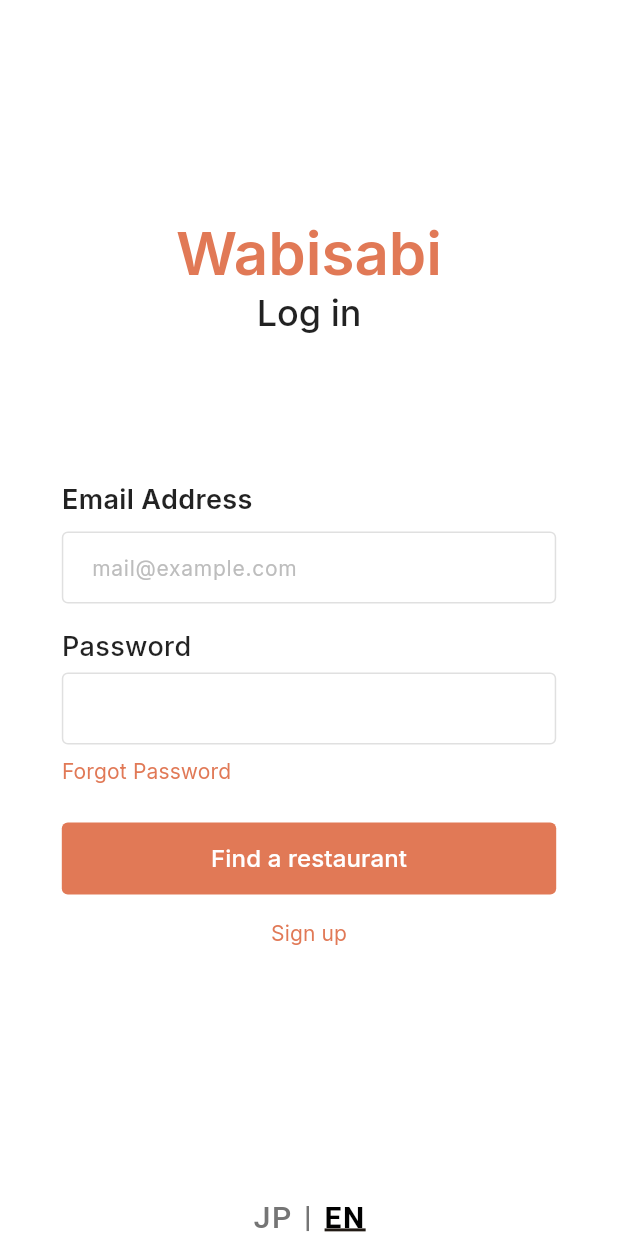
After one commit to NicolasKojima/restaurant_app, a Flutter app: the screen it shows after launch, after a tap on "Login Page", on a phone screen of 412 x 824 dp. The commit adds this screen. Run offline on Flutter 3.47's test engine with Material 3 defaults, Android fonts, the phone set to English and light mode, and no system bars; our stand-ins replace flutter_card_swiper, flutter_dotenv, google_fonts; network calls fail; Roboto replaces fonts that are missing (Noto Sans JP).

Commit message:
added the login page as per figma desing

```diff
--- a/lib/main.dart
+++ b/lib/main.dart
@@ -5,6 +5,10 @@ import 'package:provider/provider.dart';
 import 'package:flutter_dotenv/flutter_dotenv.dart';
 
 import 'screens/menu_page.dart';
+import 'screens/login_page.dart';
+import 'screens/swipe_page.dart';
+import 'screens/liked_page.dart';
+import 'screens/settings_page.dart';
 import 'providers/locale_provider.dart';
 import 'providers/likes_provider.dart';
 
@@ -43,7 +47,15 @@ class RestaurantSwipeApp extends StatelessWidget {
         GlobalWidgetsLocalizations.delegate,
         GlobalCupertinoLocalizations.delegate,
       ],
+      // Temporarily set to MenuPage for development - change back to LoginPage() when done
       home: const MenuPage(),
+      routes: {
+        '/login': (context) => const LoginPage(),
+        '/menu': (context) => const MenuPage(),
+        '/swipe': (context) => const RestaurantSwipePage(),
+        '/liked': (context) => const LikedPage(),
+        '/settings': (context) => SettingsPage(),
+      },
       theme: ThemeData(useMaterial3: true, colorSchemeSeed: Colors.orange),
     );
   }
--- /dev/null
+++ b/lib/screens/login_page.dart
@@ -0,0 +1,345 @@
+import 'package:flutter/material.dart';
+import 'package:google_fonts/google_fonts.dart';
+import 'package:provider/provider.dart';
+import '../providers/locale_provider.dart';
+import 'menu_page.dart';
+
+class LoginPage extends StatefulWidget {
+  const LoginPage({Key? key}) : super(key: key);
+
+  @override
+  State<LoginPage> createState() => _LoginPageState();
+}
+
+class _LoginPageState extends State<LoginPage> {
+  final _emailController = TextEditingController();
+  final _passwordController = TextEditingController();
+  final _formKey = GlobalKey<FormState>();
+
+  @override
+  void dispose() {
+    _emailController.dispose();
+    _passwordController.dispose();
+    super.dispose();
+  }
+
+  // Orange-brown color matching the design (#D9572CCC with alpha)
+  static const Color _accentColor = Color(0xCCD9572C); // Orange-brown with alpha
+
+  @override
+  Widget build(BuildContext context) {
+    final size = MediaQuery.of(context).size;
+    final locale = Localizations.localeOf(context);
+    final localeProvider = Provider.of<LocaleProvider>(context);
+    final isEnglish = locale.languageCode == 'en';
+
+    return Scaffold(
+      backgroundColor: Colors.white, // Full page white background
+      body: SafeArea(
+        child: LayoutBuilder(
+          builder: (context, constraints) {
+            return SingleChildScrollView(
+              padding: EdgeInsets.symmetric(
+                horizontal: size.width * 0.1,
+              ),
+              child: ConstrainedBox(
+                constraints: BoxConstraints(
+                  minHeight: constraints.maxHeight,
+                ),
+                child: Form(
+                  key: _formKey,
+                  child: Column(
+                    mainAxisSize: MainAxisSize.min,
+                    crossAxisAlignment: CrossAxisAlignment.center,
+                    children: [
+                      SizedBox(height: size.height * 0.18), // 1. Increased space above Wabisabi
+                      // Wabisabi title
+                      Text(
+                        'Wabisabi',
+                        style: GoogleFonts.inter(
+                          fontSize: 40,
+                          fontWeight: FontWeight.w600,
+                          fontStyle: FontStyle.normal,
+                          color: _accentColor,
+                          height: 1.0,
+                          letterSpacing: 0,
+                        ),
+                        textAlign: TextAlign.center,
+                      ),
+                      const SizedBox(height: 8), // 2. Decreased space between Wabisabi and Log in
+                      // Log in subtitle
+                      Text(
+                        'Log in',
+                        style: GoogleFonts.inter(
+                          fontSize: 24,
+                          fontWeight: FontWeight.w500,
+                          color: Colors.black87,
+                          height: 1.0,
+                          letterSpacing: 0,
+                        ),
+                        textAlign: TextAlign.center,
+                      ),
+                      const SizedBox(height: 100), // Increased space after Log in text
+                      // Email Address input
+                      Align(
+                        alignment: Alignment.centerLeft,
+                        child: Text(
+                          'Email Address',
+                          style: GoogleFonts.inter(
+                            fontSize: 18,
+                            fontWeight: FontWeight.w600,
+                            color: Colors.black87,
+                          ),
+                        ),
+                      ),
+                      const SizedBox(height: 8),
+                      TextFormField(
+                        controller: _emailController,
+                        keyboardType: TextInputType.emailAddress,
+                        decoration: InputDecoration(
+                          hintText: 'mail@example.com',
+                          hintStyle: GoogleFonts.inter(
+                            color: Colors.grey.shade400,
+                            fontSize: 14,
+                          ),
+                          filled: true,
+                          fillColor: Colors.white,
+                          border: OutlineInputBorder(
+                            borderRadius: BorderRadius.circular(4),
+                            borderSide: BorderSide(
+                              color: Colors.grey.shade300,
+                            ),
+                          ),
+                          enabledBorder: OutlineInputBorder(
+                            borderRadius: BorderRadius.circular(4),
+                            borderSide: BorderSide(
+                              color: Colors.grey.shade300,
+                            ),
+                          ),
+                          focusedBorder: OutlineInputBorder(
+                            borderRadius: BorderRadius.circular(4),
+                            borderSide: BorderSide(
+                              color: _accentColor,
+                              width: 2,
+                            ),
+                          ),
+                          contentPadding: const EdgeInsets.symmetric(
+                            horizontal: 16,
+                            vertical: 12,
+                          ),
+                        ),
+                        validator: (value) {
+                          if (value == null || value.isEmpty) {
+                            return 'Please enter your email';
+                          }
+                          if (!value.contains('@')) {
+                            return 'Please enter a valid email';
+                          }
+                          return null;
+                        },
+                      ),
+                      const SizedBox(height: 16), // 6. Decreased space between Email input and Password label
+                      // Password input
+                      Align(
+                        alignment: Alignment.centerLeft,
+                        child: Text(
+                          'Password',
+                          style: GoogleFonts.inter(
+                            fontSize: 18,
+                            fontWeight: FontWeight.w500,
+                            color: Colors.black87,
+                          ),
+                        ),
+                      ),
+                      const SizedBox(height: 4), // 7. Decreased space between Password label and input
+                      TextFormField(
+                        controller: _passwordController,
+                        obscureText: true,
+                        decoration: InputDecoration(
+                          filled: true,
+                          fillColor: Colors.white,
+                          border: OutlineInputBorder(
+                            borderRadius: BorderRadius.circular(4),
+                            borderSide: BorderSide(
+                              color: Colors.grey.shade300,
+                            ),
+                          ),
+                          enabledBorder: OutlineInputBorder(
+                            borderRadius: BorderRadius.circular(4),
+                            borderSide: BorderSide(
+                              color: Colors.grey.shade300,
+                            ),
+                          ),
+                          focusedBorder: OutlineInputBorder(
+                            borderRadius: BorderRadius.circular(4),
+                            borderSide: BorderSide(
+                              color: _accentColor,
+                              width: 2,
+                            ),
+                          ),
+                          contentPadding: const EdgeInsets.symmetric(
+                            horizontal: 16,
+                            vertical: 12,
+                          ),
+                        ),
+                        validator: (value) {
+                          if (value == null || value.isEmpty) {
+                            return 'Please enter your password';
+                          }
+                          return null;
+                        },
+                      ),
+                      const SizedBox(height: 8), // 8. Decreased space between Password input and Forgot Password
+                      // Forgot Password link
+                      Align(
+                        alignment: Alignment.centerLeft,
+                        child: TextButton(
+                          onPressed: () {
+                            // TODO: Implement forgot password functionality
+                          },
+                          style: TextButton.styleFrom(
+                            padding: EdgeInsets.zero,
+                            minimumSize: Size.zero,
+                            tapTargetSize: MaterialTapTargetSize.shrinkWrap,
+                          ),
+                          child: Text(
+                            'Forgot Password',
+                            style: GoogleFonts.inter(
+                              fontSize: 14,
+                              fontWeight: FontWeight.w400,
+                              color: _accentColor,
+                            ),
+                          ),
+                        ),
+                      ),
+                      const SizedBox(height: 24),
+                      // Find a restaurant button
+                      SizedBox(
+                        width: double.infinity,
+                        height: 48,
+                        child: ElevatedButton(
+                          onPressed: () {
+                            if (_formKey.currentState!.validate()) {
+                              // TODO: Implement login functionality
+                              Navigator.pushReplacement(
+                                context,
+                                MaterialPageRoute(builder: (_) => const MenuPage()),
+                              );
+                            }
+                          },
+                          style: ElevatedButton.styleFrom(
+                            backgroundColor: _accentColor,
+                            shape: RoundedRectangleBorder(
+                              borderRadius: BorderRadius.circular(4),
+                            ),
+                            elevation: 0,
+                          ),
+                          child: Text(
+                            'Find a restaurant',
+                            style: GoogleFonts.inter(
+                              fontSize: 16,
+                              fontWeight: FontWeight.w500,
+                              color: Colors.white,
+                            ),
+                          ),
+                        ),
+                      ),
+                      const SizedBox(height: 16),
+                      // Sign up link
+                      TextButton(
+                        onPressed: () {
+                          // TODO: Implement sign up navigation
+                        },
+                        style: TextButton.styleFrom(
+                          padding: EdgeInsets.zero,
+                          minimumSize: Size.zero,
+                          tapTargetSize: MaterialTapTargetSize.shrinkWrap,
+                        ),
+                        child: Text(
+                          'Sign up',
+                          style: GoogleFonts.inter(
+                            fontSize: 14,
+                            fontWeight: FontWeight.w400,
+                            color: _accentColor,
+                          ),
+                        ),
+                      ),
+                      SizedBox(height: size.height * 0.2), // 9. Push language selector to very bottom
+                      // Language selector at bottom: JP | EN
+                      Row(
+                        mainAxisAlignment: MainAxisAlignment.center,
+                        children: [
+                          GestureDetector(
+                            onTap: () {
+                              localeProvider.setLocale(const Locale('ja'));
+                            },
+                            child: Text(
+                              'JP',
+                              style: TextStyle(
+                                fontFamily: 'Noto Sans JP',
+                                fontSize: 20,
+                                fontWeight: !isEnglish
+                                    ? FontWeight.bold
+                                    : FontWeight.w500,
+                                fontStyle: FontStyle.normal,
+                                height: 1.0, // 100% line-height
+                                letterSpacing: 1.0, // 5% of 20px = 1.0
+                                color: !isEnglish ? Colors.black : Colors.grey.shade600,
+                                decoration: !isEnglish
+                                    ? TextDecoration.underline
+                                    : TextDecoration.none,
+                                decorationThickness: 2.0,
+                              ),
+                              textAlign: TextAlign.center,
+                            ),
+                          ),
+                          Padding(
+                            padding: const EdgeInsets.symmetric(horizontal: 8),
+                            child: Text(
+                              '|',
+                              style: TextStyle(
+                                fontFamily: 'Noto Sans JP',
+                                fontSize: 20,
+                                fontWeight: FontWeight.w500,
+                                color: Colors.grey.shade600,
+                              ),
+                            ),
+                          ),
+                          GestureDetector(
+                            onTap: () {
+                              localeProvider.setLocale(const Locale('en'));
+                            },
+                            child: Text(
+                              'EN',
+                              style: TextStyle(
+                                fontFamily: 'Noto Sans JP',
+                                fontSize: 20,
+                                fontWeight: isEnglish
+                                    ? FontWeight.bold
+                                    : FontWeight.w500,
+                                fontStyle: FontStyle.normal,
+                                height: 1.0, // 100% line-height
+                                letterSpacing: 1.0, // 5% of 20px = 1.0
+                                color: isEnglish ? Colors.black : Colors.grey.shade600,
+                                decoration: isEnglish
+                                    ? TextDecoration.underline
+                                    : TextDecoration.none,
+                                decorationThickness: 2.0,
+                              ),
+                              textAlign: TextAlign.center,
+                            ),
+                          ),
+                        ],
+                      ),
+                      SizedBox(height: size.height * 0.05), // Bottom padding
+                    ],
+                  ),
+                ),
+              ),
+            );
+          },
+        ),
+      ),
+    );
+  }
+}
--- a/lib/screens/menu_page.dart
+++ b/lib/screens/menu_page.dart
@@ -22,41 +22,52 @@ class MenuPage extends StatelessWidget {
           children: [
             _menuButton(
               context,
-              label: loc.searchRestaurants,
+              label: 'Login Page',
+              icon: Icons.login,
+              color: Colors.blue,
+              width: buttonWidth,
+              height: buttonHeight,
+              onTap: () => Navigator.pushNamed(context, '/login'),
+            ),
+            SizedBox(height: size.height * 0.04),
+            _menuButton(
+              context,
+              label: 'Swipe Page',
               icon: Icons.explore,
               color: Colors.orange,
               width: buttonWidth,
               height: buttonHeight,
-              onTap: () => Navigator.push(
-                context,
-                MaterialPageRoute(builder: (_) => const RestaurantSwipePage()),
-              ),
+              onTap: () => Navigator.pushNamed(context, '/swipe'),
             ),
             SizedBox(height: size.height * 0.04),
             _menuButton(
               context,
-              label: loc.likedRestaurants,
+              label: 'Liked Page',
               icon: Icons.favorite,
               color: Colors.pinkAccent,
               width: buttonWidth,
               height: buttonHeight,
-              onTap: () => Navigator.push(
-                context,
-                MaterialPageRoute(builder: (_) => const LikedPage()),
-              ),
+              onTap: () => Navigator.pushNamed(context, '/liked'),
             ),
             SizedBox(height: size.height * 0.04),
             _menuButton(
               context,
-              label: loc.settings,
+              label: 'Settings Page',
               icon: Icons.settings,
               color: Colors.grey,
               width: buttonWidth,
               height: buttonHeight,
-              onTap: () => Navigator.push(
-                context,
-                MaterialPageRoute(builder: (_) => SettingsPage()),
-              ),
+              onTap: () => Navigator.pushNamed(context, '/settings'),
+            ),
+            SizedBox(height: size.height * 0.04),
+            _menuButton(
+              context,
+              label: 'Menu Page',
+              icon: Icons.menu,
+              color: Colors.green,
+              width: buttonWidth,
+              height: buttonHeight,
+              onTap: () => Navigator.pushNamed(context, '/menu'),
             ),
           ],
         ),
--- a/pubspec.yaml
+++ b/pubspec.yaml
@@ -18,6 +18,7 @@ dependencies:
   flutter_card_swiper: ^7.0.2
   http: ^1.1.0
   flutter_dotenv: ^5.1.0
+  google_fonts: ^6.1.0
 
 dev_dependencies:
   flutter_test:
```
Also changed, not shown: pubspec.lock, 2 other files.
